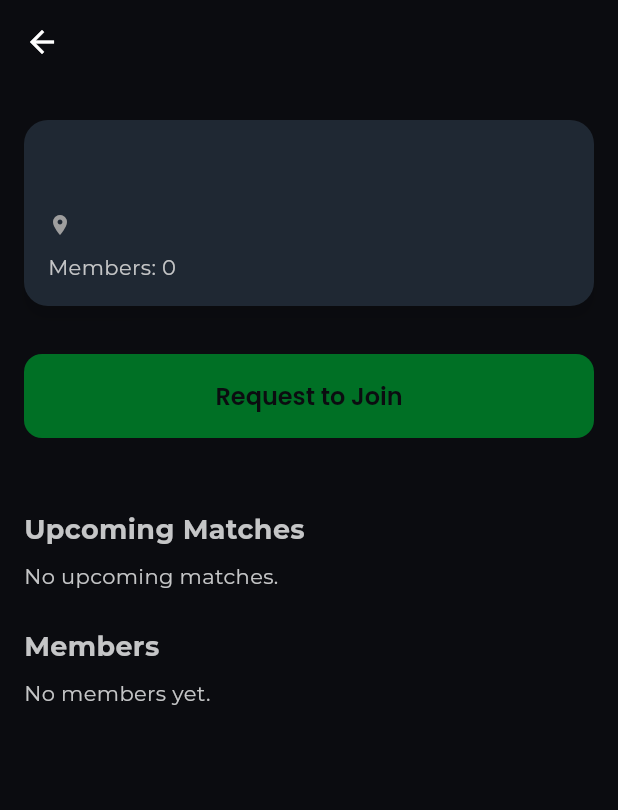
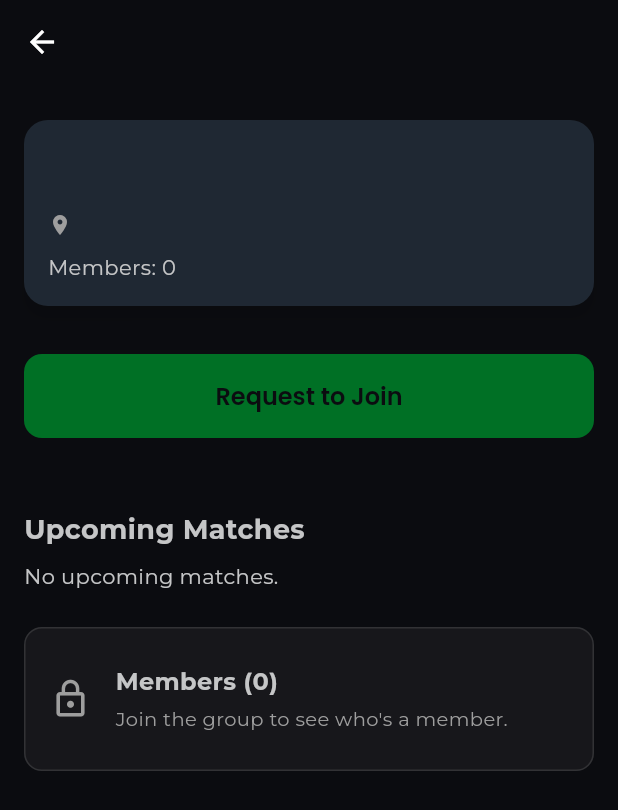
Before and after one commit to usanema/footstar, a Flutter app: the GroupDetailsScreen screen opened directly with empty values, on a phone screen of 412 x 824 dp. Shown: the top 810 px of the screen. Run offline on Flutter 3.47's test engine with Material 3 defaults, Android fonts, the phone set to English and light mode, and no system bars; our stand-ins replace flutter_svg, google_fonts, supabase_flutter; accounts and stored records are empty; network calls fail.

Commit message:
feat: group access control — hide members and block match participation for non-members
- GroupDetailsScreen: non-members see a locked 'Members (N)' section instead of full member list
- MatchDetailsScreen: added _isMember field + _checkMembershipAndAdminStatus()
  which queries group_members for both role and status
- StatusSelector, PlayerListCard, TacticalBoardWidget and BenchWidget are now
  wrapped in _isMember guard — only ACCEPTED group members can interact
- Non-members see a 'Members Only' banner with a lock icon and join CTA
- isAdmin flag path now also sets _isMember = true (admin is always a member)

```diff
--- a/footstar-frontend/lib/features/groups/presentation/group_details_screen.dart
+++ b/footstar-frontend/lib/features/groups/presentation/group_details_screen.dart
@@ -96,6 +96,10 @@ class _GroupDetailsScreenState extends State<GroupDetailsScreen> {
         _currentUserMember?.status == GroupMemberStatus.ACCEPTED;
   }
 
+  bool get _isAcceptedMember {
+    return _currentUserMember?.status == GroupMemberStatus.ACCEPTED;
+  }
+
   @override
   Widget build(BuildContext context) {
     return Scaffold(
@@ -118,7 +122,9 @@ class _GroupDetailsScreenState extends State<GroupDetailsScreen> {
                     const SizedBox(height: 24),
                     _buildMatchesSection(),
                     const SizedBox(height: 24),
-                    _buildMembersList(),
+                    _isAcceptedMember
+                        ? _buildMembersList()
+                        : _buildMembersLockedSection(),
                   ],
                 ),
               ),
@@ -305,6 +311,44 @@ class _GroupDetailsScreenState extends State<GroupDetailsScreen> {
     );
   }
 
+  /// Shown to non-members in place of the full member list.
+  Widget _buildMembersLockedSection() {
+    final count =
+        _members?.where((m) => m.status == GroupMemberStatus.ACCEPTED).length ??
+        0;
+    return Container(
+      padding: const EdgeInsets.symmetric(vertical: 24, horizontal: 16),
+      decoration: BoxDecoration(
+        color: Colors.grey.withOpacity(0.08),
+        borderRadius: BorderRadius.circular(12),
+        border: Border.all(color: Colors.grey.withOpacity(0.2)),
+      ),
+      child: Row(
+        children: [
+          Icon(Icons.lock_outline, color: Colors.grey[500], size: 28),
+          const SizedBox(width: 16),
+          Column(
+            crossAxisAlignment: CrossAxisAlignment.start,
+            children: [
+              Text(
+                'Members ($count)',
+                style: const TextStyle(
+                  fontSize: 16,
+                  fontWeight: FontWeight.bold,
+                ),
+              ),
+              const SizedBox(height: 4),
+              Text(
+                'Join the group to see who\'s a member.',
+                style: TextStyle(color: Colors.grey[500], fontSize: 13),
+              ),
+            ],
+          ),
+        ],
+      ),
+    );
+  }
+
   Widget _buildMatchesSection() {
     return Column(
       crossAxisAlignment: CrossAxisAlignment.start,
```
Also changed, not shown: footstar-frontend/lib/features/matches/presentation/match_details_screen.dart (+65 -16 lines).
